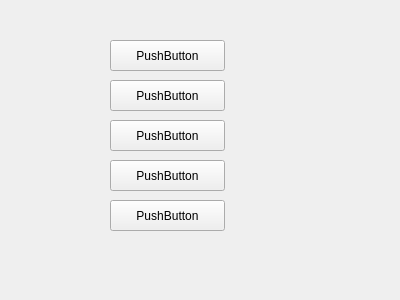
The window that viewwidget.ui (huettern/RedpitayaSpectrumAnalzyer) describes before a commit, drawn with Qt 5.
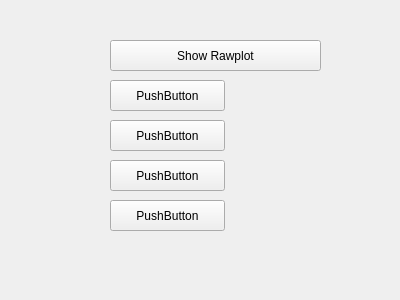
The same window after the commit.

What changed in the file:
```diff
--- a/viewwidget.ui
+++ b/viewwidget.ui
@@ -18,12 +18,12 @@
     <rect>
      <x>110</x>
      <y>40</y>
-     <width>115</width>
+     <width>211</width>
      <height>31</height>
     </rect>
    </property>
    <property name="text">
-    <string>PushButton</string>
+    <string>Show Rawplot</string>
    </property>
   </widget>
   <widget class="QPushButton" name="pushButton_2">
```
Left out of the diff: 2 changed lines with no effect on the pictures.
